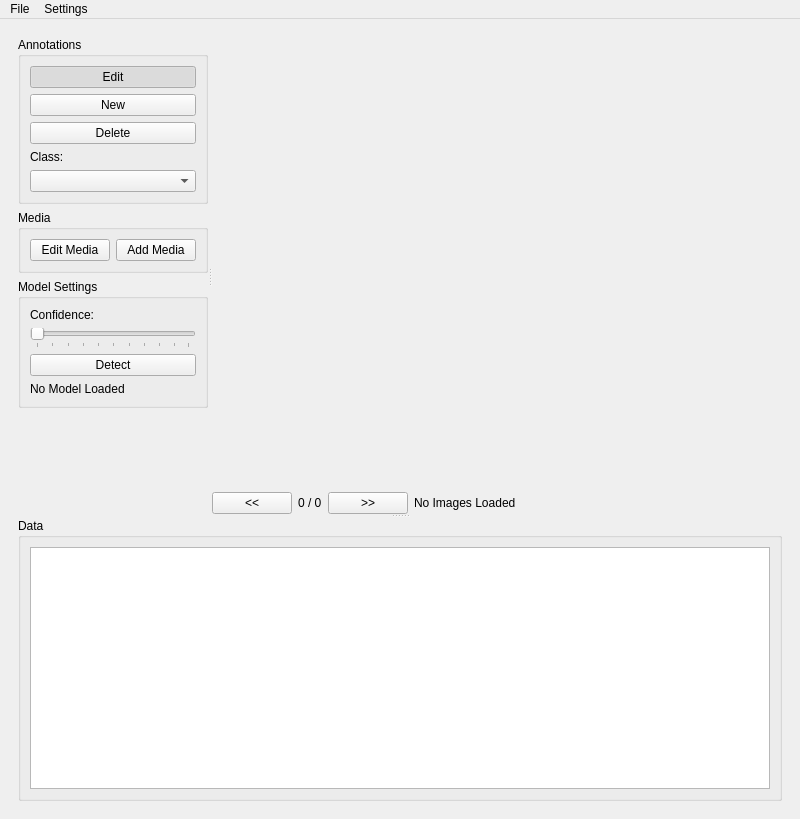
The window that src/core/mainwindow.ui (OceanEye-Project/OceanEye-QT) describes before a commit, drawn with Qt 5.
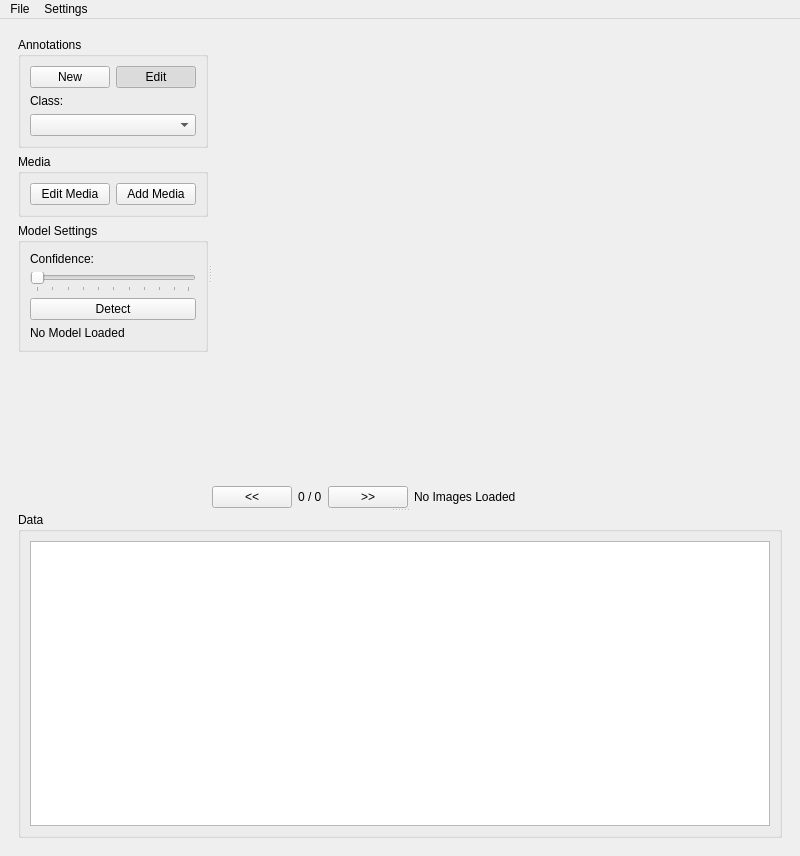
The same window after the commit.

The edit to the form file:
```diff
--- a/src/core/mainwindow.ui
+++ b/src/core/mainwindow.ui
@@ -10,7 +10,7 @@
     <x>0</x>
     <y>0</y>
     <width>800</width>
-    <height>819</height>
+    <height>856</height>
    </rect>
   </property>
   <property name="windowTitle">
@@ -82,7 +82,16 @@
                  <property name="title">
                   <string>Annotations</string>
                  </property>
-                 <layout class="QVBoxLayout" name="verticalLayout_6">
+                 <layout class="QVBoxLayout" name="verticalLayout">
+                  <item>
+                   <layout class="QHBoxLayout" name="horizontalLayout_9">
+                    <item>
+                     <widget class="QPushButton" name="annotationNewBtn">
+                      <property name="text">
+                       <string>New</string>
+                      </property>
+                     </widget>
+                    </item>
                   <item>
                    <widget class="QPushButton" name="annotationEditBtn">
                     <property name="text">
@@ -99,31 +108,7 @@
                     </property>
                    </widget>
                   </item>
-                  <item>
-                   <widget class="QPushButton" name="annotationNewBtn">
-                    <property name="text">
-                     <string>New</string>
-                    </property>
-                    <property name="checkable">
-                     <bool>true</bool>
-                    </property>
-                    <property name="autoExclusive">
-                     <bool>true</bool>
-                    </property>
-                   </widget>
-                  </item>
-                  <item>
-                   <widget class="QPushButton" name="annotationDeleteBtn">
-                    <property name="text">
-                     <string>Delete</string>
-                    </property>
-                    <property name="checkable">
-                     <bool>true</bool>
-                    </property>
-                    <property name="autoExclusive">
-                     <bool>true</bool>
-                    </property>
-                   </widget>
+                   </layout>
                   </item>
                   <item>
                    <widget class="QLabel" name="label">
```
Left out of the diff: 2 changed lines with no effect on the pictures. Lines whose indentation alone changed are shown as unchanged.
